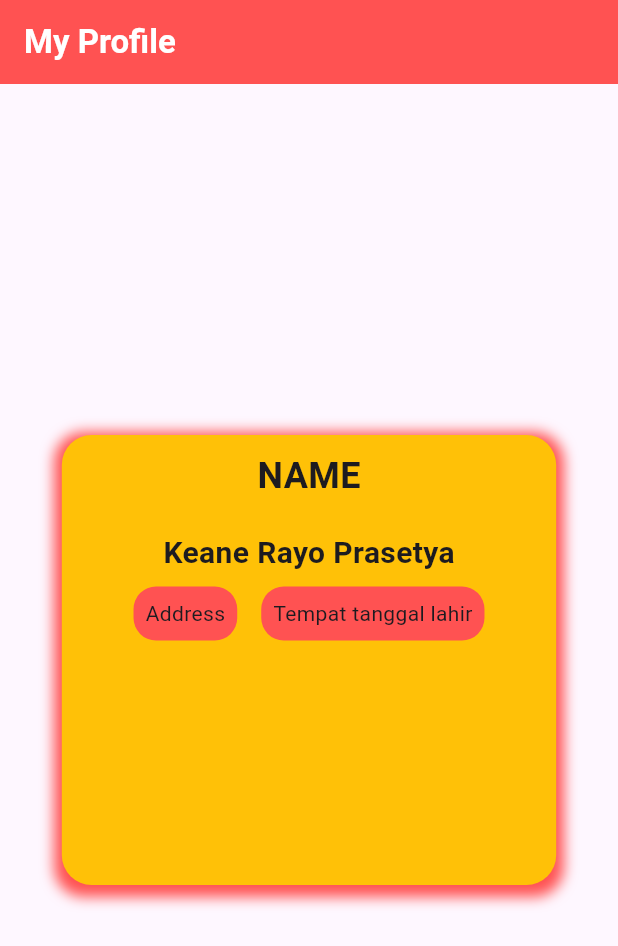
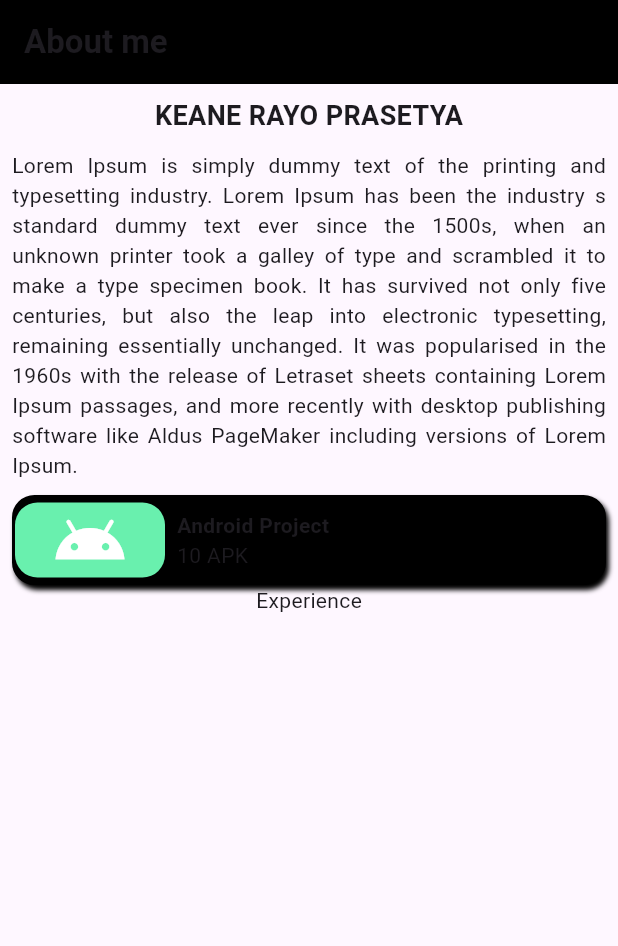
Before and after one commit to keaneray-o/flutter_profile_card, a Flutter app: the screen it shows after launch, on a phone screen of 412 x 824 dp. Shown: the top 946 px of the screen. Run offline on Flutter 3.47's test engine with Material 3 defaults, Android fonts, the phone set to English and light mode, and no system bars.

Commit message:
belajar border

```diff
--- /dev/null
+++ b/lib/Aboutme.dart
@@ -0,0 +1,108 @@
+import 'package:flutter/material.dart';
+
+class Aboutme extends StatelessWidget {
+  const Aboutme({super.key});
+
+  @override
+  Widget build(BuildContext context) {
+    return Scaffold(
+      appBar: AppBar(
+        title: Text('About me',
+        style: TextStyle(fontWeight: FontWeight.bold,
+        ),
+        ),
+        backgroundColor: const Color.fromARGB(255, 0, 0, 0),
+      ),
+      body: Padding(
+        padding: const EdgeInsets.all(8.0),
+        child: Center(
+          child: Column(
+            children: <Widget>[
+              /**
+               * TEXT NAME
+               */
+              Text('Keane Rayo Prasetya'.toUpperCase(),
+              style: TextStyle(
+                fontSize: 18,
+                fontWeight: FontWeight.bold,
+              ),
+              ),
+              SizedBox(
+                height: 10,
+              ),
+              /**
+               * SPACER
+               */
+              Text('Lorem Ipsum is simply dummy text of the printing and typesetting industry. Lorem Ipsum has been the industry s standard dummy text ever since the 1500s, when an unknown printer took a galley of type and scrambled it to make a type specimen book. It has survived not only five centuries, but also the leap into electronic typesetting, remaining essentially unchanged. It was popularised in the 1960s with the release of Letraset sheets containing Lorem Ipsum passages, and more recently with desktop publishing software like Aldus PageMaker including versions of Lorem Ipsum.',
+              /**
+               *
+               */
+              style: TextStyle(),
+              textAlign: TextAlign.justify,
+              ),
+              /**
+               * SPACER
+               */
+              SizedBox(
+                height: 10,
+              ),
+              /**
+               * CARD CONTAINER ANDROID
+               */
+              Container(
+                decoration: BoxDecoration(
+                  color: Colors.black,
+                  borderRadius: BorderRadius.circular(15),
+                  border: Border.all(
+                    color: Colors.black,
+                    width: 2,
+                  ),
+                  boxShadow: [
+                    BoxShadow(
+                      blurRadius: 2,
+                      offset: Offset(2, 3),
+                      color: Colors.black,
+                    )
+                  ],
+                ) ,
+                child: Row(
+                  children: <Widget>[
+                    Container(
+                      width: 100,
+                      decoration: BoxDecoration(
+                        color: Colors.greenAccent,
+                        borderRadius: BorderRadius.circular(
+                          15
+                          ),
+                        ),
+                      child: Icon(
+                        Icons.android,
+                        color: Colors.white,
+                        size: 50,
+                      ),
+                    ),
+                    Padding(
+                      padding: const EdgeInsets.all(8.0),
+                      child: Column(
+                        crossAxisAlignment: CrossAxisAlignment.start,
+                        children: [
+                          Text('Android Project',
+                          style: TextStyle(
+                            fontWeight: FontWeight.bold,
+                          ),
+                          ),
+                          Text('10 APK'),
+                        ],
+                      ),
+                    ),
+                  ],
+                ),
+              ),
+              Text('Experience'),
+            ],
+          ),
+        ),
+      ),
+    );
+  }
+}
--- a/lib/main.dart
+++ b/lib/main.dart
@@ -1,5 +1,5 @@
 import 'package:flutter/material.dart';
-import 'package:flutter_application_1/profile.dart';
+import 'package:flutter_application_1/Aboutme.dart';
 
 void main() {
   runApp(MainPage());
@@ -11,7 +11,7 @@ class MainPage extends StatelessWidget {
   @override
   Widget build(BuildContext context) {
     return MaterialApp(
-      home: ProfileCard(),
+      home: Aboutme(),
       debugShowCheckedModeBanner: false,
     );
   }
```
Also changed, not shown: flutter_01.png (added).
